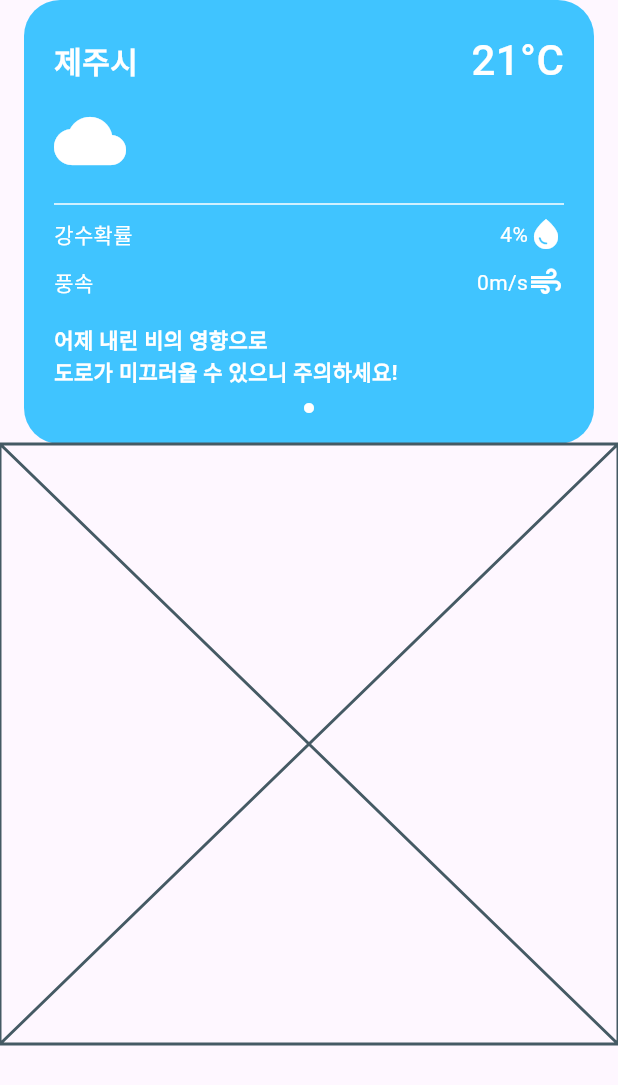
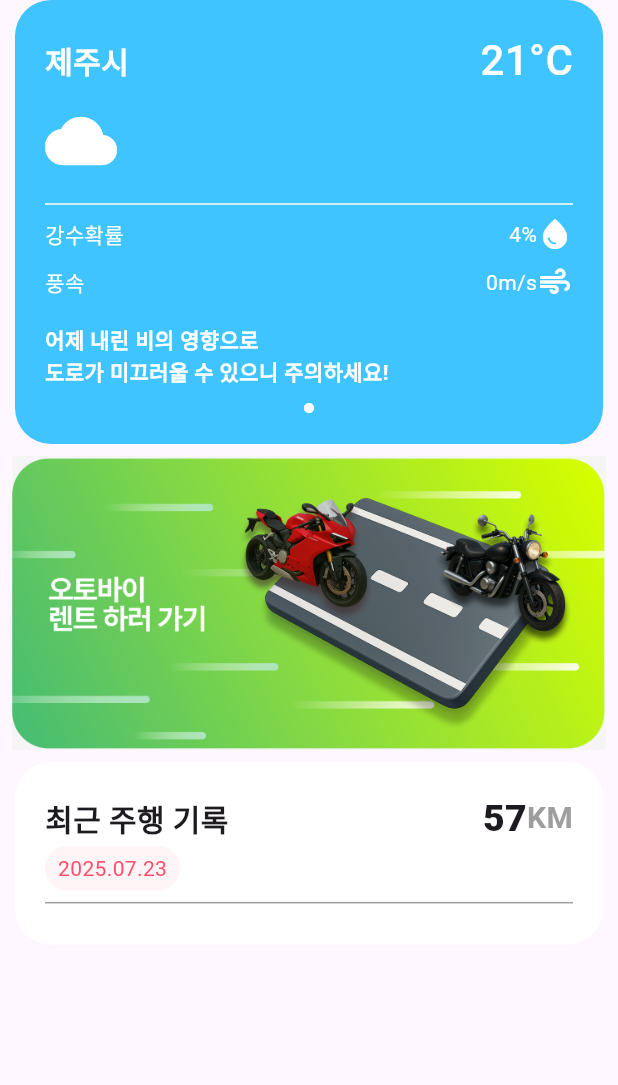
Before and after one commit to 21TripRider/TripRider, a Flutter app: the Homescreen screen opened directly, on a phone screen of 412 x 824 dp. Shown: the top 1085 px of the screen. Run offline on Flutter 3.47's test engine with Material 3 defaults, Android fonts, the phone set to English and light mode, and no system bars.

```diff
--- a/lib/main.dart
+++ b/lib/main.dart
@@ -1,10 +1,11 @@
 import 'package:flutter/cupertino.dart';
 import 'package:flutter/material.dart';
-import 'package:triprider/screens/Login/CreateAccountScreen.dart';
+import 'package:triprider/screens/Login/Email_input_screen.dart';
 import 'package:triprider/screens/Login/LoginScreen.dart';
 import 'package:triprider/screens/Login/WelcomeScreen.dart';
+import 'package:triprider/screens/Login/password_input_screen.dart';
 import 'package:triprider/screens/home/HomeScreen.dart';
 
 void main() {
-  runApp(MaterialApp(home: CreateAccountscreen()));
+  runApp(MaterialApp(home: PasswordInputScreen()));
 }
--- a/lib/screens/home/HomeScreen.dart
+++ b/lib/screens/home/HomeScreen.dart
@@ -22,11 +22,7 @@ class Homescreen extends StatelessWidget {
   }
 }
 
-
-Rent_Pressed(){
-
-}
-
+Rent_Pressed() {}
 
 ///날씨 위젯
 class _Weather extends StatelessWidget {
@@ -35,7 +31,7 @@ class _Weather extends StatelessWidget {
   @override
   Widget build(BuildContext context) {
     return Padding(
-      padding: const EdgeInsets.symmetric(horizontal: 16),
+      padding: const EdgeInsets.symmetric(horizontal: 10),
       child: Container(
         decoration: BoxDecoration(
           color: Colors.lightBlueAccent,
@@ -81,7 +77,10 @@ class _Weather extends StatelessWidget {
             Row(
               mainAxisAlignment: MainAxisAlignment.spaceBetween,
               children: [
-                Text("강수확률", style: TextStyle(color: Colors.white, fontSize: 14)),
+                Text(
+                  "강수확률",
+                  style: TextStyle(color: Colors.white, fontSize: 14),
+                ),
                 Row(
                   children: [
                     Text(
@@ -135,7 +134,6 @@ class _Weather extends StatelessWidget {
   }
 }
 
-
 ///랜트 위젯
 class _Rent extends StatelessWidget {
   const _Rent({super.key});
@@ -143,12 +141,13 @@ class _Rent extends StatelessWidget {
   @override
   Widget build(BuildContext context) {
     return Container(
-      /// child: ElevatedButton(onPressed: Rent_Pressed(), child: Image.asset()),
+      child: IconButton(
+        onPressed: Rent_Pressed,
+        icon: Image.asset('asset/image/RentCar.png'),
+      ),
     );
   }
 }
-
-
 
 ///최근 주행 기록 위젯
 class _Record extends StatelessWidget {
@@ -156,6 +155,76 @@ class _Record extends StatelessWidget {
 
   @override
   Widget build(BuildContext context) {
-    return const Placeholder();
+    return Padding(
+      padding: const EdgeInsets.symmetric(horizontal: 10),
+      child: Container(
+        decoration: BoxDecoration(
+          color: Colors.white,
+          borderRadius: BorderRadius.circular(24),
+        ),
+        padding: const EdgeInsets.all(20.0),
+
+        child: Column(
+          mainAxisAlignment: MainAxisAlignment.spaceEvenly,
+          children: [
+            Row(
+              mainAxisAlignment: MainAxisAlignment.spaceBetween,
+              children: [
+                Text(
+                  '최근 주행 기록',
+                  style: TextStyle(fontSize: 20, fontWeight: FontWeight.w600),
+                ),
+
+                Row(
+                  children: [
+                    Text(
+                      '57',
+                      style: TextStyle(
+                        fontSize: 25,
+                        fontWeight: FontWeight.w800,
+                      ),
+                    ),
+
+                    Text(
+                      'KM',
+                      style: TextStyle(
+                        color: Colors.grey,
+                        fontSize: 20,
+                        fontWeight: FontWeight.w600,
+                      ),
+                    ),
+                  ],
+                ),
+              ],
+            ),
+
+            Row(
+              children: [
+                Container(
+                  width: 90,
+                  height: 30,
+                  decoration: BoxDecoration(
+                    color: Color(0XFFFFF4F6),
+                    borderRadius: BorderRadius.circular(50),
+                  ),
+                  child: Center(
+                    child: Text(
+                      '2025.07.23',
+                      style: TextStyle(
+                        color: Color(0XFFFF4E6B),
+                      ),
+                    ),
+                  ),
+                ),
+              ],
+            ),
+
+            Divider(color: Colors.grey),
+
+            Row(),
+          ],
+        ),
+      ),
+    );
   }
 }
--- a/lib/widgets/Next_Button_Widget_Child.dart
+++ b/lib/widgets/Next_Button_Widget_Child.dart
@@ -10,7 +10,7 @@ class Next_Widget_Child extends StatelessWidget {
     return Text(
       '다음',
       style: TextStyle(
-        fontSize: 25,
+        fontSize: 22,
         fontWeight: FontWeight.w600,
         color: Colors.white,
       ),
```
Also changed, not shown: lib/screens/Login/CreateAccountScreen.dart (deleted, +0 -97 lines), lib/screens/Login/Email_input_screen.dart (added, +97 -0 lines), lib/screens/Login/password_input_screen.dart (added, +140 -0 lines), asset/image/RentCar.png (added), lib/screens/Login/confirm_password_screen.dart (added), lib/screens/Login/nickname_input_screen.dart (added).
